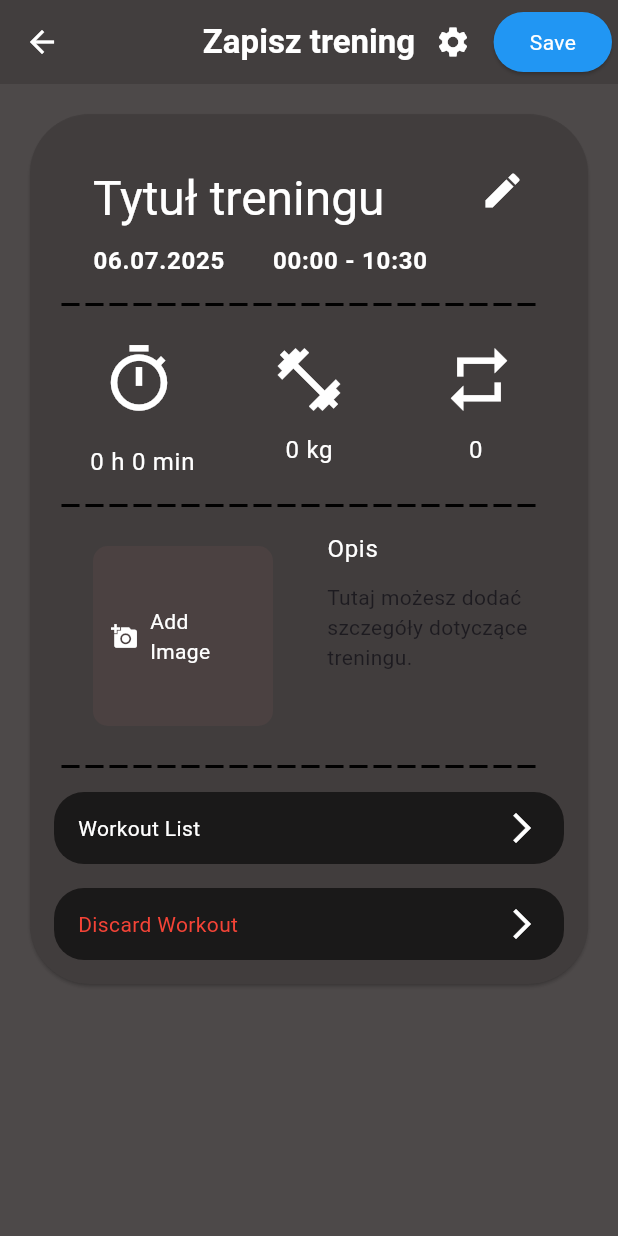
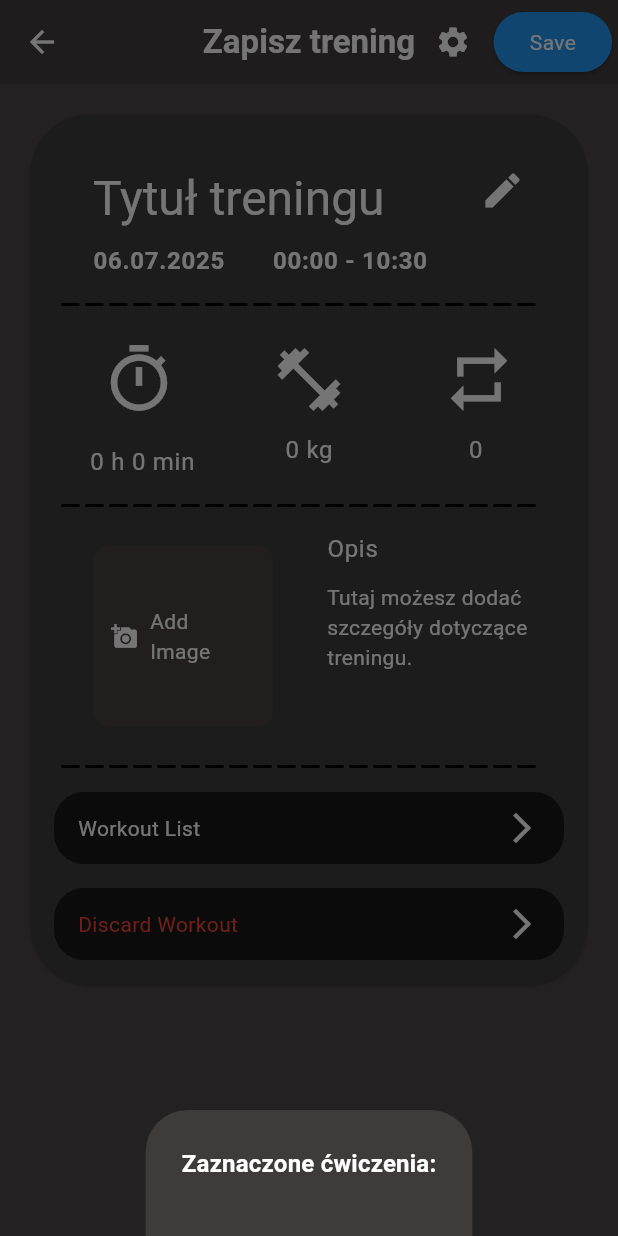
Before and after one commit to DawidMartyniuk/Exercise-Plan-Front, a Flutter app: the SaveWorkout screen opened directly with empty values, after a tap on "Workout List", on a phone screen of 412 x 824 dp. Run offline on Flutter 3.47's test engine with Material 3 defaults, Android fonts, the phone set to English and light mode, and no system bars; our stand-ins replace expandable, flutter_riverpod, google_fonts, hive, hive_flutter, image_picker and 2 more; accounts and stored records are empty; network calls fail.

Commit message:
lista ćwiczeń

```diff
--- a/lib/screens/save_workout.dart
+++ b/lib/screens/save_workout.dart
@@ -3,6 +3,8 @@ import 'dart:io';
 import 'package:flutter/material.dart';
 import 'package:image_picker/image_picker.dart';
 import 'package:work_plan_front/model/exercise.dart';
+import 'package:work_plan_front/model/exercise_plan.dart';
+import 'package:work_plan_front/provider/current_workout_plan_provider.dart';
 import 'package:work_plan_front/screens/save_workout/save_wokrout_header.dart';
 import 'package:work_plan_front/screens/save_workout/save_workout_action_buttons.dart';
 import 'package:work_plan_front/screens/save_workout/save_workout_image_and_description.dart';
@@ -15,8 +17,11 @@ import 'package:work_plan_front/widget/save_workout/save_workout_bottom_sheet/re
 import 'package:work_plan_front/widget/save_workout/save_workout_bottom_sheet/time_interval_picker_bottom_sheet.dart';
 import 'package:work_plan_front/widget/save_workout/save_workout_bottom_sheet/time_picker_bottom_sheet.dart';
 import 'package:work_plan_front/widget/save_workout/save_workout_bottom_sheet/weight_info_bottom_sheet.dart';
-
-class SaveWorkout extends StatefulWidget {
+import 'package:flutter_riverpod/flutter_riverpod.dart';
+import 'package:work_plan_front/provider/current_workout_plan_provider.dart';
+import 'package:work_plan_front/provider/workout_plan_state_provider.dart';
+import 'package:work_plan_front/widget/save_workout/save_workout_bottom_sheet/workout_list_botton_sheet.dart';
+class SaveWorkout extends ConsumerStatefulWidget {
   final int allTime;
   final int allReps;
   final int allWeight;
@@ -41,7 +46,7 @@ class SaveWorkout extends StatefulWidget {
   _SaveWorkoutState createState() => _SaveWorkoutState();
 }
 
-class _SaveWorkoutState extends State<SaveWorkout> {
+class _SaveWorkoutState extends ConsumerState<SaveWorkout> {
   File? _selectedImage;
 
   int get allTime => widget.allTime;
@@ -129,6 +134,7 @@ class _SaveWorkoutState extends State<SaveWorkout> {
  void _showTimePickerSheet() {
   showModalBottomSheet(
     context: context,
+    isScrollControlled: true,
     builder: (context) => TimePickerBottomSheet(
       initialHour: hoursSelected,
       initialMinute: minutesSelected,
@@ -151,22 +157,20 @@ void _showWeightInfoSheet() {
 void _showBodyPartExercisePickerSheet() {
   showModalBottomSheet(
     context: context,
+    isScrollControlled: true,
     builder: (context) => BodyPartInfoBottomSheet(
       title: 'Body Part count exercises',
       exercisesCount: {BodyPart.chest : 2},
-      // tutaj możesz przekazać mapę z liczbą ćwiczeń dla każdej partii,
-      // np. {BodyPart.chest: 2}
     ),
   );
 }
 void _showBodyPartRepsPickerSheet() {
   showModalBottomSheet(
     context: context,
+    isScrollControlled: true,
     builder: (context) => BodyPartInfoBottomSheet(
       title: 'Body Part count reps',
       exercisesCount: {BodyPart.chest : 6},
-      // tutaj możesz przekazać mapę z liczbą ćwiczeń dla każdej partii,
-      // np. {BodyPart.chest: 2}
     ),
   );
 }
@@ -179,6 +183,7 @@ void _showRepsInfoSheet() {
 void _showDataPickerSheet(){
   showModalBottomSheet(
     context: context,
+    isScrollControlled: true,
     builder:(context) => DataPickerBottomSheet(
       initialDay: daySelected,
       initialMonth: monthSelected,
@@ -196,6 +201,7 @@ void _showDataPickerSheet(){
 void _showTimeIntervalPickerSheet() {
   showModalBottomSheet(
     context: context,
+    isScrollControlled: true,
     builder: (context) => TimeIntervalPickerBottomSheet(
       initialHourFrom: hourFrom,
       initialMinuteFrom: minuteFrom,
@@ -212,9 +218,60 @@ void _showTimeIntervalPickerSheet() {
     ),
   );
 }
+void onWorkoutSelected(String workout) {
+  // obsługa wyboru treningu
+  print("Wybrano: $workout");
+}
+
+Map<BodyPart, int> _getExercisesCount(List<Exercise> exercises) {
+  final Map<BodyPart, int> count = {};
+  for (final ex in exercises) {
+    final bodyPart = BodyPart.values.firstWhere(
+      (bp) => bp.name == ex.bodyPart,
+      orElse: () => BodyPart.chest, // domyślnie, jeśli nie znajdzie
+    );
+    count[bodyPart] = (count[bodyPart] ?? 0) + 1;
+  }
+  return count;
+}
+
+void _showWrokoutListPickerSheet(){
+final List<Exercise> currentCheckedExercise = [];
+final currentWorkout = ref.watch(currentWorkoutPlanProvider);
+ final ExerciseTable? currentPlan = currentWorkout?.plan;
+ final List<Exercise> currentExercises = currentWorkout?.exercises ?? [];
+ Exercise? matchingExercise;
+
+ if(currentPlan != null){
+  for(final rowData in currentPlan.rows){
+    for( final rowData in currentPlan.rows){
+            try {
+        matchingExercise = currentExercises.firstWhere((ex) => ex.id == rowData.exercise_number);
+      } catch (_) {
+        matchingExercise = null;
+      }
+         if (rowData.data.any((r) => r.isChecked) && matchingExercise != null) {
+        currentCheckedExercise.add(matchingExercise);
+      }
+    }
+  }
+ }
+   showModalBottomSheet(
+    context: context,
+     builder: (context) => WorkoutListBottonSheet(
+      exercisesCount: _getExercisesCount(currentCheckedExercise),
+      // do poprawy przekazywać dane zaznaczonev i zrobić wiedziało jakie partie sa zaznaczone
+      onWorkoutSelected: onWorkoutSelected,
+      selectedExercises: currentCheckedExercise
+      ),
+     );
+}
+
 
   @override
   Widget build(BuildContext context) {
+
+
     Widget imageContent = TextButton.icon(
       onPressed: () {
           _tahePicture();
@@ -233,19 +290,14 @@ void _showTimeIntervalPickerSheet() {
           IconButton(
             icon:Icon(Icons.settings),
             onPressed: (){
-
+              ScaffoldMessenger.of(context).showSnackBar(
+                SnackBar(content: Text('Settings are not implemented yet!')),
+              );
             },
             ),
            SizedBox(width: 3),
 
           ElevatedButton(
-              child: Text(
-                'Save',
-                style: Theme.of(context).textTheme.bodyMedium!.copyWith(
-                  color: Theme.of(context).colorScheme.onSurface,
-
-                ),
-              ),
               style: ElevatedButton.styleFrom(
                 backgroundColor: Colors.blue,
                 shape: RoundedRectangleBorder(
@@ -259,6 +311,13 @@ void _showTimeIntervalPickerSheet() {
                 ).showSnackBar(SnackBar(content: Text('Trening zapisany!')));
                 Navigator.pop(context);
               },
+              child: Text(
+                'Save',
+                style: Theme.of(context).textTheme.bodyMedium!.copyWith(
+                  color: Theme.of(context).colorScheme.onSurface,
+
+                ),
+              ),
             ),
           SizedBox(width: 4),
 
@@ -311,6 +370,7 @@ void _showTimeIntervalPickerSheet() {
                 ),
                 CustomDivider(dashWidth: 12, dashSpace: 4, indent: 5, endIndent: 5, color: Colors.black),
               SaveWorkoutActionButtons(
+                onWorkoutList: _showWrokoutListPickerSheet,
                 onEndWorkout: widget.onEndWorkout ?? () {}
                 )
                   ],
--- a/lib/screens/save_workout/save_workout_action_buttons.dart
+++ b/lib/screens/save_workout/save_workout_action_buttons.dart
@@ -1,12 +1,13 @@
 import 'package:flutter/material.dart';
 
 class SaveWorkoutActionButtons extends StatelessWidget {
-
+  final VoidCallback onWorkoutList;
   final VoidCallback onEndWorkout;
 
   const SaveWorkoutActionButtons({
     super.key,
     required this.onEndWorkout,
+    required this.onWorkoutList,
     });
 
   @override
@@ -18,7 +19,7 @@ class SaveWorkoutActionButtons extends StatelessWidget {
             Expanded(
               child: GestureDetector(
                 onTap: () {
-                  // TODO: Dodaj akcję po kliknięciu całego kontenera (Workout List)
+                  onWorkoutList();
                 },
                 child: Container(
                   padding: const EdgeInsets.symmetric(horizontal: 16),
--- a/lib/screens/save_workout/save_workout_image_and_description.dart
+++ b/lib/screens/save_workout/save_workout_image_and_description.dart
@@ -1,4 +1,5 @@
-import 'dart:io';
+import 'dart:io' show File;
+import 'package:flutter/foundation.dart' show kIsWeb;
 import 'package:flutter/material.dart';
 
 class SaveWorkoutImageAndDescription extends StatelessWidget {
@@ -28,8 +29,27 @@ class SaveWorkoutImageAndDescription extends StatelessWidget {
             ),
       ),
     );
+
+    Widget imageWidget;
+    if (kIsWeb) {
+      imageWidget = imageContent; // Na webie nie obsługujemy plików File
+    } else {
+      imageWidget = selectedImage != null && selectedImage!.existsSync()
+          ? ClipRRect(
+              borderRadius: BorderRadius.circular(10),
+              child: Image.file(
+                selectedImage!,
+                fit: BoxFit.cover,
+                errorBuilder: (context, error, stackTrace) {
+                  return Center(child: Icon(Icons.broken_image, color: Colors.red));
+                },
+              ),
+            )
+          : imageContent;
+    }
+
     return Row(
-      crossAxisAlignment: CrossAxisAlignment.start, // <-- dodane
+      crossAxisAlignment: CrossAxisAlignment.start,
       children: [
         Padding(
           padding: const EdgeInsets.symmetric(horizontal: 26, vertical: 10),
@@ -40,16 +60,13 @@ class SaveWorkoutImageAndDescription extends StatelessWidget {
               borderRadius: BorderRadius.circular(10),
               color: const Color.fromARGB(255, 75, 65, 65),
             ),
-            child:
-                selectedImage != null
-                    ? Image.file(selectedImage!, fit: BoxFit.cover)
-                    : imageContent,
+            child: imageWidget,
           ),
         ),
-        SizedBox(width: 10),
+        const SizedBox(width: 10),
         Expanded(
           child: Column(
-            crossAxisAlignment: CrossAxisAlignment.start, // <-- dodane
+            crossAxisAlignment: CrossAxisAlignment.start,
             children: [
               Text(
                 'Opis',
@@ -57,7 +74,7 @@ class SaveWorkoutImageAndDescription extends StatelessWidget {
                       color: Theme.of(context).colorScheme.onSurface,
                     ),
               ),
-              SizedBox(height: 10),
+              const SizedBox(height: 10),
               TextField(
                 controller: descriptionController,
                 style: Theme.of(context).textTheme.bodyMedium!.copyWith(
@@ -65,10 +82,8 @@ class SaveWorkoutImageAndDescription extends StatelessWidget {
                     ),
                 textAlign: TextAlign.left,
                 maxLines: 5,
-                decoration: InputDecoration(
-                  hint: Text(
-                    "Tutaj możesz dodać szczegóły dotyczące treningu.",
-                  ),
+                decoration: const InputDecoration(
+                  hintText: "Tutaj możesz dodać szczegóły dotyczące treningu.",
                   border: InputBorder.none,
                   isDense: true,
                   contentPadding: EdgeInsets.zero,
--- a/lib/widget/save_workout/save_workout_bottom_sheet/body_part_botton_sheet.dart
+++ b/lib/widget/save_workout/save_workout_bottom_sheet/body_part_botton_sheet.dart
@@ -16,7 +16,8 @@ class BodyPartInfoBottomSheet extends StatelessWidget {
 
   @override
   Widget build(BuildContext context) {
-    return Container(
+    return SingleChildScrollView(
+      child: Container(
         height: 400,
         child: Column(
           children: [
@@ -31,34 +32,6 @@ class BodyPartInfoBottomSheet extends StatelessWidget {
               child: ListView.builder(
                 itemCount: BodyPart.values.length,
                 itemBuilder: (context, index) {
-               // if (index == 0 ) {
-
-                  // return Card(
-                  //   margin: const EdgeInsets.symmetric(vertical: 8, horizontal: 16),
-                  //   child: ListTile(
-                  //     leading: Image.asset(
-                  //       'assets/muscles/all.png',
-                  //       width: 40,
-                  //       height: 40,
-                  //     ),
-                  //     title: const Text(
-                  //       'all',
-                  //       style: TextStyle(fontSize: 16, fontWeight: FontWeight.bold),
-                  //     ),
-                  //     trailing: Row(
-                  //       mainAxisSize: MainAxisSize.min,
-                  //       children: [
-                  //         Text(
-                  //           '${exercisesCount[null] ?? 0}',
-                  //           style: const TextStyle(fontWeight: FontWeight.bold, fontSize: 16),
-                  //         ),
-                  //         const SizedBox(width: 8),
-                  //         const Icon(Icons.info_outline),
-                  //       ],
-                  //     ),
-                  //   ),
-                  // );
-                //}
                   final bodyPart = BodyPart.values[index];
                   if ((exercisesCount[bodyPart] ?? 0) == 0) {
                     return const SizedBox.shrink();
@@ -94,6 +67,7 @@ class BodyPartInfoBottomSheet extends StatelessWidget {
             ),
           ],
         ),
+      ),
     );
   }
 }
--- a/lib/widget/save_workout/save_workout_bottom_sheet/data_picker_bottom_sheet.dart
+++ b/lib/widget/save_workout/save_workout_bottom_sheet/data_picker_bottom_sheet.dart
@@ -41,8 +41,8 @@ class _DataPickerBottomSheetState extends State<DataPickerBottomSheet> {
   @override
   Widget build(BuildContext context) {
     int maxDay = daysInMonth(selectedYear, selectedMonth);
-
-    return Padding(
+    return SingleChildScrollView(
+      child: Padding(
         padding: const EdgeInsets.all(24.0),
         child: Column(
           mainAxisSize: MainAxisSize.min,
@@ -193,6 +193,7 @@ class _DataPickerBottomSheetState extends State<DataPickerBottomSheet> {
             ),
           ],
         ),
+      ),
     );
   }
 }
--- a/lib/widget/save_workout/save_workout_bottom_sheet/time_interval_picker_bottom_sheet.dart
+++ b/lib/widget/save_workout/save_workout_bottom_sheet/time_interval_picker_bottom_sheet.dart
@@ -37,7 +37,8 @@ class _TimeIntervalPickerBottomSheetState extends State<TimeIntervalPickerBottom
 
   @override
   Widget build(BuildContext context) {
-    return Padding(
+    return SingleChildScrollView(
+      child: Padding(
         padding: const EdgeInsets.all(24.0),
         child: Column(
           mainAxisSize: MainAxisSize.min,
@@ -232,6 +233,7 @@ class _TimeIntervalPickerBottomSheetState extends State<TimeIntervalPickerBottom
             ),
           ],
         ),
+      ),
     );
   }
 }
--- a/lib/widget/save_workout/save_workout_bottom_sheet/time_picker_bottom_sheet.dart
+++ b/lib/widget/save_workout/save_workout_bottom_sheet/time_picker_bottom_sheet.dart
@@ -33,7 +33,8 @@ class _TimePickerBottomSheetState extends State<TimePickerBottomSheet> {
 
   @override
   Widget build(BuildContext context) {
-    return Padding(
+    return SingleChildScrollView(
+      child: Padding(
         padding: const EdgeInsets.all(24.0),
         child: Column(
           mainAxisSize: MainAxisSize.min,
@@ -177,6 +178,7 @@ class _TimePickerBottomSheetState extends State<TimePickerBottomSheet> {
             ),
           ],
         ),
+      ),
     );
   }
 }
--- /dev/null
+++ b/lib/widget/save_workout/save_workout_bottom_sheet/workout_list_botton_sheet.dart
@@ -0,0 +1,43 @@
+import 'package:flutter/material.dart';
+import 'package:work_plan_front/model/exercise.dart';
+
+class WorkoutListBottonSheet extends StatelessWidget{
+ // final List<String> workouts;
+  final Function(String) onWorkoutSelected;
+  //final List<Exercise> exercises;
+  final List<Exercise> selectedExercises;
+  final Map<BodyPart, int> exercisesCount;
+
+  const WorkoutListBottonSheet({
+    super.key,
+    //required this.workouts,
+    required this.onWorkoutSelected,
+  //  required this.exercises,
+    required this.selectedExercises,
+    required this.exercisesCount,
+  });
+
+  @override
+  Widget build(BuildContext context) {
+    return SingleChildScrollView(
+      child: Padding(
+        padding: const EdgeInsets.all(24.0),
+        child: Column(
+          crossAxisAlignment: CrossAxisAlignment.start,
+          children: [
+            Text(
+              "Zaznaczone ćwiczenia:",
+              style: Theme.of(context).textTheme.titleMedium,
+            ),
+            const SizedBox(height: 12),
+            ...selectedExercises.map((ex) => ListTile(
+                  leading: Icon(Icons.fitness_center),
+                  title: Text(ex.name),
+                  subtitle: Text("Partia: ${ex.bodyPart}"),
+                )),
+          ],
+        ),
+      ),
+    );
+  }
+}
```
Also changed, not shown: lib/screens/tabs.dart (+0 -11 lines), lib/widget/plan/plan_list/plan_selected_list.dart (+0 -8 lines). Lines whose indentation alone changed are shown as unchanged.
